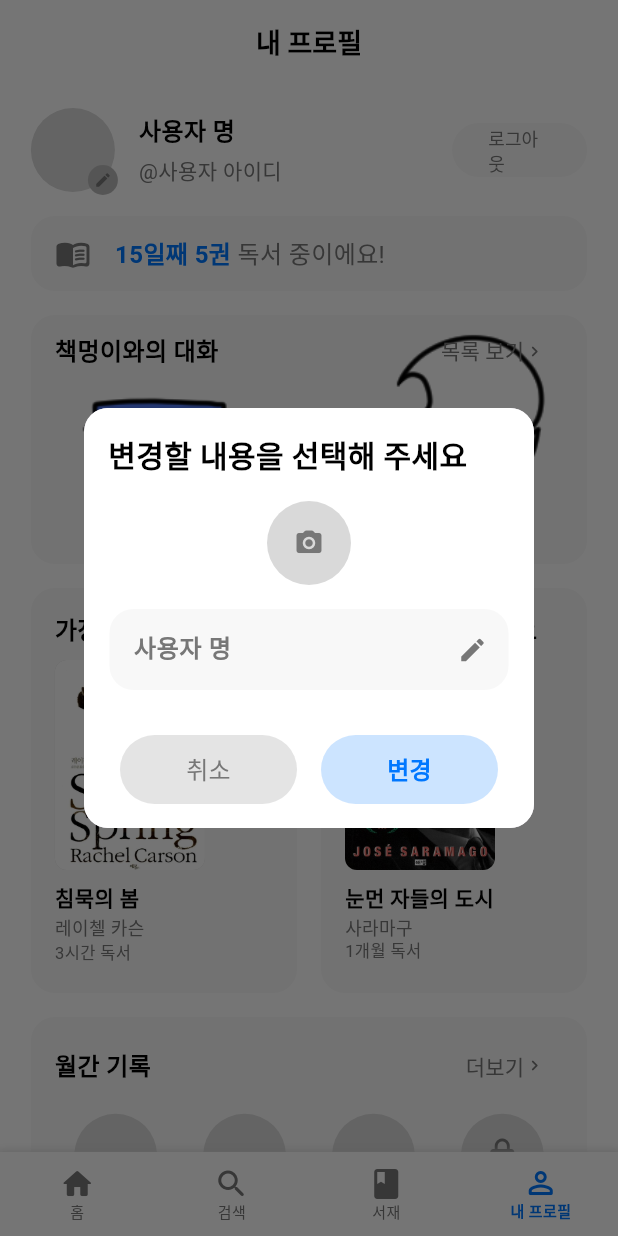
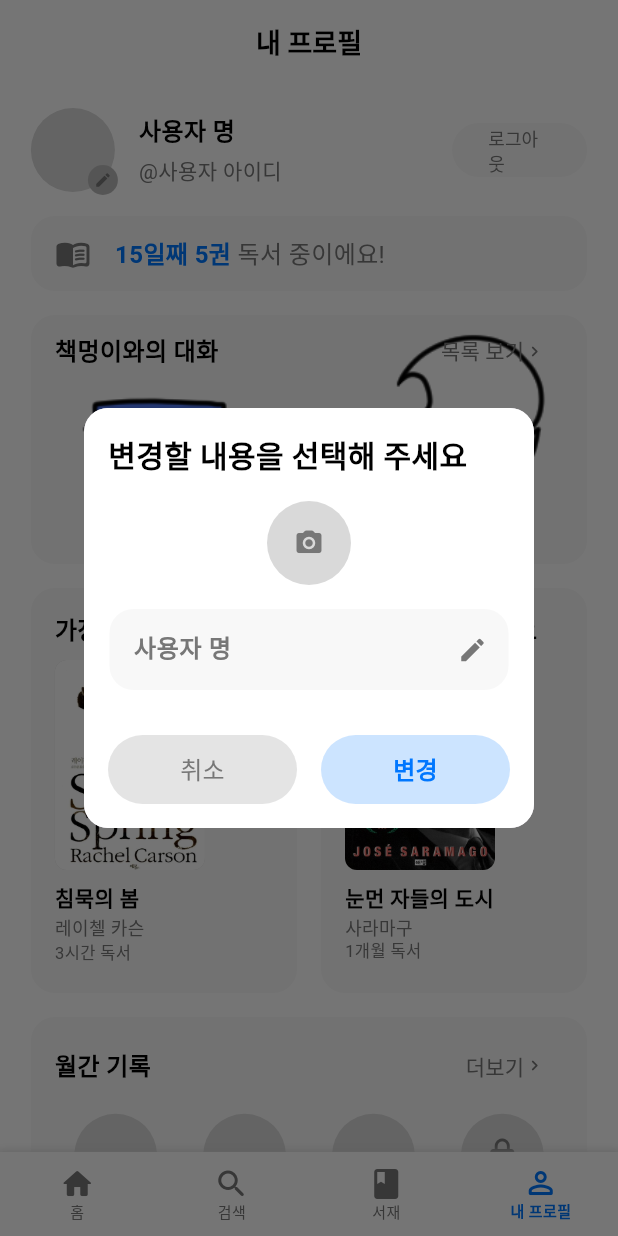
Before and after one commit to KohEugene/wanbook, a Flutter app: the HomeScreen2 screen opened directly, after a tap on "더보기", after a tap on the "edit" icon, on a phone screen of 412 x 824 dp. Run offline on Flutter 3.47's test engine with Material 3 defaults, Android fonts, the phone set to English and light mode, and no system bars; our stand-ins replace fluttertoast; Roboto replaces fonts that are missing (Pretendard).

Commit message:
오류 수정 3차

```diff
--- a/lib/main.dart
+++ b/lib/main.dart
@@ -30,7 +30,11 @@ class MyApp extends StatelessWidget {
                     fontWeight: FontWeight.w600
                   )
                 ),
-                fontFamily: 'Pretendard'
+                fontFamily: 'Pretendard',
+                textSelectionTheme: TextSelectionThemeData(
+                  selectionColor: Color(0xffCCE4FF),
+                  selectionHandleColor: Color(0xff0077FF)
+                )
             ),
             home: SplashScreen(),
           );
--- a/lib/shared/menu_bottom.dart
+++ b/lib/shared/menu_bottom.dart
@@ -3,6 +3,8 @@
 
 import 'package:flutter/cupertino.dart';
 import 'package:flutter/material.dart';
+import 'package:flutter/services.dart';
+import 'package:fluttertoast/fluttertoast.dart';
 import 'package:wanbook/home/home_screen.dart';
 import 'package:wanbook/home/home_screen2.dart';
 import 'package:wanbook/library/library_screen.dart';
@@ -19,14 +21,8 @@ class MenuBottom extends StatefulWidget {
 
 class _MenuBottomState extends State<MenuBottom> {
 
+  DateTime? backPressedTime;
   late int selectedIndex;
-
-  @override
-  void initState() {
-    // TODO: implement initState
-    super.initState();
-    selectedIndex = widget.initialIndex;
-  }
 
   final List<Widget> _pages = [
   HomeScreen(),
@@ -38,8 +34,34 @@ class _MenuBottomState extends State<MenuBottom> {
   ];
 
   @override
+  void initState() {
+    // TODO: implement initState
+    super.initState();
+    selectedIndex = widget.initialIndex;
+  }
+
+  @override
   Widget build(BuildContext context) {
-    return Scaffold(
+    return PopScope(
+      canPop: false,
+      onPopInvokedWithResult: (didPop, result) {
+        if (didPop) {
+          return;
+        }
+
+        DateTime nowTime = DateTime.now();
+        if (backPressedTime == null ||
+            nowTime.difference(backPressedTime!) > const Duration(seconds: 2)) {
+          backPressedTime = nowTime;
+          Fluttertoast.showToast(
+              msg: '앱을 끄려면 한 번 더 눌러주세요.',
+              fontSize: 14,
+          );
+        } else {
+          SystemNavigator.pop(); // 앱 종료
+        }
+      },
+      child: Scaffold(
         body: IndexedStack(
           index: selectedIndex,
           children: _pages,
@@ -96,6 +118,7 @@ class _MenuBottomState extends State<MenuBottom> {
             ),
           ),
         ),
+      ),
     );
   }
 }
--- a/lib/shared/pop_up.dart
+++ b/lib/shared/pop_up.dart
@@ -88,8 +88,8 @@ class _PopUpState extends State<PopUp> {
             Row(
               mainAxisAlignment: MainAxisAlignment.center,
               children: [
-                SizedBox(
-                    width: 118,
+                Expanded(
+                  child: SizedBox(
                       height: 46,
                       child: OutlinedButton(onPressed: (){
                         Navigator.of(context).pop();
@@ -110,9 +110,10 @@ class _PopUpState extends State<PopUp> {
                           )
                       )
                   ),
+                ),
                 SizedBox(width: 16,),
-                SizedBox(
-                    width: 118,
+                Expanded(
+                  child: SizedBox(
                       height: 46,
                       child: OutlinedButton(onPressed: (){
                       },
@@ -132,6 +133,7 @@ class _PopUpState extends State<PopUp> {
                           )
                       )
                   ),
+                ),
               ],
             )
           ]
--- a/pubspec.yaml
+++ b/pubspec.yaml
@@ -12,6 +12,8 @@ dependencies:
     sdk: flutter
 
   cupertino_icons: ^1.0.8
+
+  fluttertoast: ^8.2.12
 
 dev_dependencies:
   flutter_test:
```
Also changed, not shown: pubspec.lock. Lines whose indentation alone changed are shown as unchanged.
